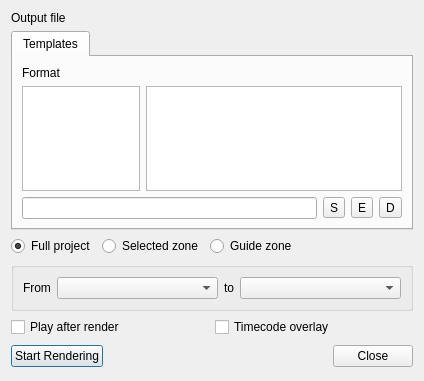
Before: the Qt Designer form src/widgets/renderwidget_ui.ui in KDE/kdenlive, drawn with Qt 5.
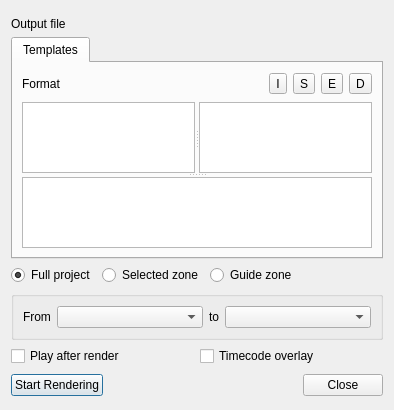
After: the same form once the commit is applied. Custom widgets are drawn as their Qt base class.

Commit message:
* Change screen grab parameter format so that the program name (arecord) is not visible / editable, otherwise could have been a security problem.
* Change render widget to use a larger text edit for avformat parameters, it is now hidden by default, and visible by clicking on the (i) button on top
http://www.kdenlive.org/mantis/view.php?id=287

What changed in the file:
```diff
--- a/src/widgets/renderwidget_ui.ui
+++ b/src/widgets/renderwidget_ui.ui
@@ -5,8 +5,8 @@
    <rect>
     <x>0</x>
     <y>0</y>
-    <width>424</width>
-    <height>381</height>
+    <width>362</width>
+    <height>382</height>
    </rect>
   </property>
   <property name="windowTitle" >
@@ -14,16 +14,23 @@
   </property>
   <layout class="QGridLayout" name="gridLayout_3" >
    <item row="0" column="0" >
+    <widget class="QSplitter" name="splitter_2" >
+     <property name="orientation" >
+      <enum>Qt::Vertical</enum>
+     </property>
+    </widget>
+   </item>
+   <item row="1" column="0" >
     <widget class="QLabel" name="label" >
      <property name="text" >
       <string>Output file</string>
      </property>
     </widget>
    </item>
-   <item row="0" column="1" colspan="2" >
+   <item row="1" column="1" colspan="2" >
     <widget class="KUrlRequester" name="out_file" />
    </item>
-   <item row="1" column="0" colspan="3" >
+   <item row="2" column="0" colspan="3" >
     <widget class="KTabWidget" name="ktabwidget" >
      <property name="currentIndex" >
       <number>0</number>
@@ -40,52 +47,88 @@
          </property>
         </widget>
        </item>
-       <item row="1" column="0" >
-        <widget class="KListWidget" name="format_list" />
-       </item>
-       <item row="1" column="1" colspan="4" >
-        <widget class="KListWidget" name="size_list" >
-         <property name="sizePolicy" >
-          <sizepolicy vsizetype="Expanding" hsizetype="MinimumExpanding" >
-           <horstretch>0</horstretch>
-           <verstretch>0</verstretch>
-          </sizepolicy>
+       <item row="0" column="1" >
+        <spacer name="horizontalSpacer_2" >
+         <property name="orientation" >
+          <enum>Qt::Horizontal</enum>
          </property>
-        </widget>
+         <property name="sizeHint" stdset="0" >
+          <size>
+           <width>165</width>
+           <height>24</height>
+          </size>
+         </property>
+        </spacer>
        </item>
-       <item row="2" column="0" colspan="2" >
-        <widget class="KLineEdit" name="advanced_params" >
-         <property name="readOnly" >
-          <bool>true</bool>
+       <item row="0" column="2" >
+        <widget class="QToolButton" name="buttonInfo" >
+         <property name="text" >
+          <string>I</string>
          </property>
         </widget>
        </item>
-       <item row="2" column="2" >
+       <item row="0" column="3" >
         <widget class="QToolButton" name="buttonSave" >
          <property name="text" >
           <string>S</string>
          </property>
         </widget>
        </item>
-       <item row="2" column="3" >
+       <item row="0" column="4" >
         <widget class="QToolButton" name="buttonEdit" >
          <property name="text" >
           <string>E</string>
          </property>
         </widget>
        </item>
-       <item row="2" column="4" >
+       <item row="0" column="5" >
         <widget class="QToolButton" name="buttonDelete" >
          <property name="text" >
           <string>D</string>
          </property>
         </widget>
        </item>
+       <item row="1" column="0" colspan="6" >
+        <widget class="QSplitter" name="splitter_3" >
+         <property name="orientation" >
+          <enum>Qt::Vertical</enum>
+         </property>
+         <widget class="QSplitter" name="splitter" >
+          <property name="orientation" >
+           <enum>Qt::Horizontal</enum>
+          </property>
+          <widget class="KListWidget" name="format_list" >
+           <property name="sizePolicy" >
+            <sizepolicy vsizetype="Expanding" hsizetype="Preferred" >
+             <horstretch>0</horstretch>
+             <verstretch>0</verstretch>
+            </sizepolicy>
+           </property>
+          </widget>
+          <widget class="KListWidget" name="size_list" >
+           <property name="sizePolicy" >
+            <sizepolicy vsizetype="Expanding" hsizetype="Expanding" >
+             <horstretch>0</horstretch>
+             <verstretch>0</verstretch>
+            </sizepolicy>
+           </property>
+          </widget>
+         </widget>
+         <widget class="KTextEdit" name="advanced_params" >
+          <property name="readOnly" >
+           <bool>true</bool>
+          </property>
+          <property name="acceptRichText" >
+           <bool>false</bool>
+          </property>
+         </widget>
+        </widget>
+       </item>
       </layout>
      </widget>
     </widget>
    </item>
-   <item row="2" column="0" colspan="2" >
+   <item row="3" column="0" colspan="2" >
     <layout class="QHBoxLayout" name="horizontalLayout" >
      <item>
       <widget class="QRadioButton" name="render_full" >
@@ -113,7 +156,7 @@
      </item>
     </layout>
    </item>
-   <item row="3" column="0" colspan="3" >
+   <item row="4" column="0" colspan="3" >
     <widget class="QGroupBox" name="guides_box" >
      <property name="title" >
       <string/>
@@ -156,7 +199,7 @@
      </layout>
     </widget>
    </item>
-   <item row="4" column="0" colspan="3" >
+   <item row="5" column="0" colspan="3" >
     <layout class="QHBoxLayout" name="horizontalLayout_3" >
      <item>
       <widget class="QCheckBox" name="play_after" >
@@ -174,14 +217,27 @@
      </item>
     </layout>
    </item>
-   <item row="5" column="0" >
+   <item row="6" column="0" >
+    <spacer name="verticalSpacer" >
+     <property name="orientation" >
+      <enum>Qt::Vertical</enum>
+     </property>
+     <property name="sizeHint" stdset="0" >
+      <size>
+       <width>20</width>
+       <height>0</height>
+      </size>
+     </property>
+    </spacer>
+   </item>
+   <item row="7" column="0" >
     <widget class="KPushButton" name="buttonStart" >
      <property name="text" >
       <string>Start Rendering</string>
      </property>
     </widget>
    </item>
-   <item row="5" column="1" >
+   <item row="7" column="1" >
     <spacer name="horizontalSpacer" >
      <property name="orientation" >
       <enum>Qt::Horizontal</enum>
@@ -194,7 +250,7 @@
      </property>
     </spacer>
    </item>
-   <item row="5" column="2" >
+   <item row="7" column="2" >
     <widget class="QDialogButtonBox" name="buttonBox" >
      <property name="orientation" >
       <enum>Qt::Horizontal</enum>
@@ -212,11 +268,6 @@
    <extends>QComboBox</extends>
    <header>kcombobox.h</header>
   </customwidget>
-  <customwidget>
-   <class>KLineEdit</class>
-   <extends>QLineEdit</extends>
-   <header>klineedit.h</header>
-  </customwidget>
   <customwidget>
    <class>KListWidget</class>
    <extends>QListWidget</extends>
@@ -233,6 +284,11 @@
    <header>ktabwidget.h</header>
    <container>1</container>
   </customwidget>
+  <customwidget>
+   <class>KTextEdit</class>
+   <extends>QTextEdit</extends>
+   <header>ktextedit.h</header>
+  </customwidget>
   <customwidget>
    <class>KUrlRequester</class>
    <extends>QFrame</extends>
```
Left out of the diff: 10 changed lines with no effect on the pictures. The commit also changes 5 other files.
